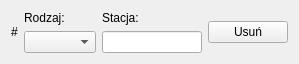
The window that forms/statistic_item_widget.ui (piotrdz/queues) describes before a commit, drawn with Qt 5.
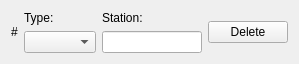
The same window after the commit.

The edit to the form file:
```diff
--- a/forms/statistic_item_widget.ui
+++ b/forms/statistic_item_widget.ui
@@ -17,14 +17,14 @@
    <item row="0" column="1">
     <widget class="QLabel" name="typeLabel">
      <property name="text">
-      <string>Rodzaj:</string>
+      <string>Type:</string>
      </property>
     </widget>
    </item>
    <item row="0" column="4" rowspan="2">
     <widget class="QPushButton" name="removeButton">
      <property name="text">
-      <string>Usuń</string>
+      <string>Delete</string>
      </property>
     </widget>
    </item>
@@ -38,7 +38,7 @@
    <item row="0" column="2">
     <widget class="QLabel" name="stationLabel">
      <property name="text">
-      <string>Stacja:</string>
+      <string>Station:</string>
      </property>
     </widget>
    </item>
```
